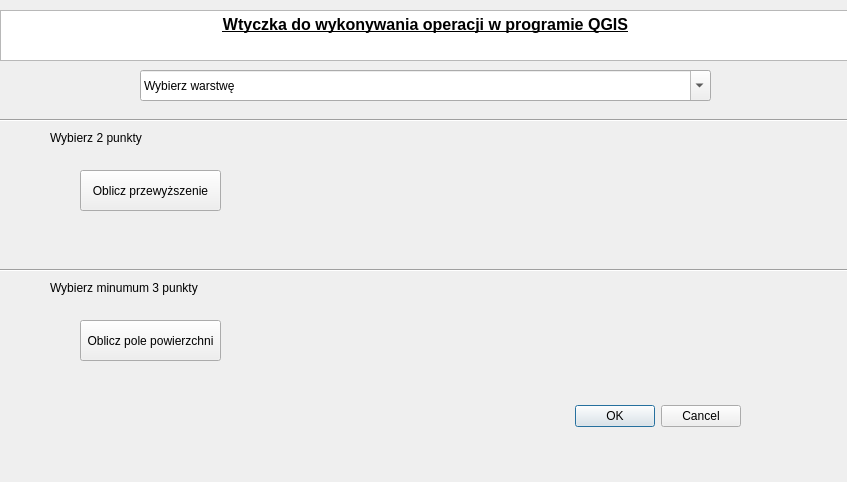
NinaJanczak/projekt_2_informatyka, file wtyczka_projekt/wtyczka_projekt_dialog_base.ui: the form before one commit.
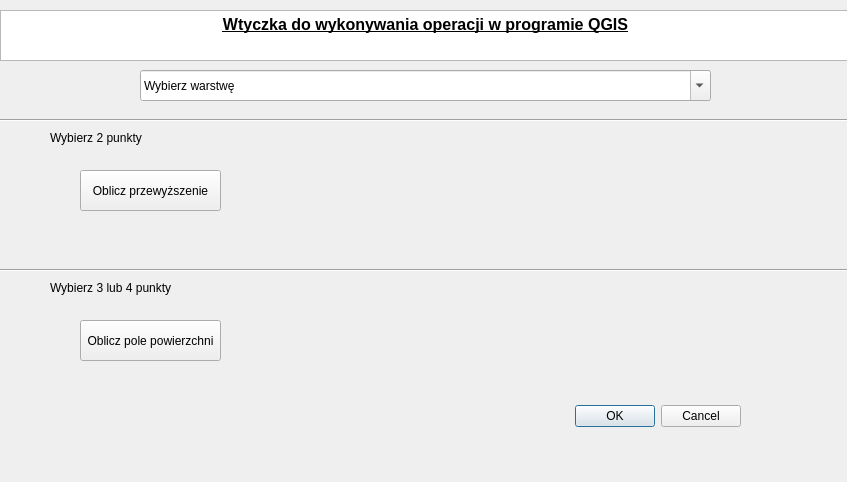
The form after the commit. Custom widgets are drawn as their Qt base class.

Commit message: poprawa liczenia pola powierzchni oraz poprawki w kodzie

The edit to the form file:
```diff
--- a/wtyczka_projekt/wtyczka_projekt_dialog_base.ui
+++ b/wtyczka_projekt/wtyczka_projekt_dialog_base.ui
@@ -124,7 +124,7 @@
     </rect>
    </property>
    <property name="text">
-    <string>Wybierz minumum 3 punkty</string>
+    <string>Wybierz 3 lub 4 punkty</string>
    </property>
   </widget>
   <widget class="Line" name="line_2">
@@ -144,27 +144,39 @@
    <property name="geometry">
     <rect>
      <x>310</x>
-     <y>170</y>
+     <y>150</y>
      <width>471</width>
-     <height>31</height>
+     <height>71</height>
     </rect>
    </property>
    <property name="text">
     <string/>
    </property>
+   <property name="alignment">
+    <set>Qt::AlignCenter</set>
+   </property>
+   <property name="wordWrap">
+    <bool>true</bool>
+   </property>
   </widget>
   <widget class="QLabel" name="label_wyni_pole">
    <property name="geometry">
     <rect>
      <x>310</x>
-     <y>320</y>
+     <y>300</y>
      <width>481</width>
-     <height>31</height>
+     <height>71</height>
     </rect>
    </property>
    <property name="text">
     <string/>
    </property>
+   <property name="alignment">
+    <set>Qt::AlignCenter</set>
+   </property>
+   <property name="wordWrap">
+    <bool>true</bool>
+   </property>
   </widget>
  </widget>
  <customwidgets>
```
The commit also changes 2 other files.
